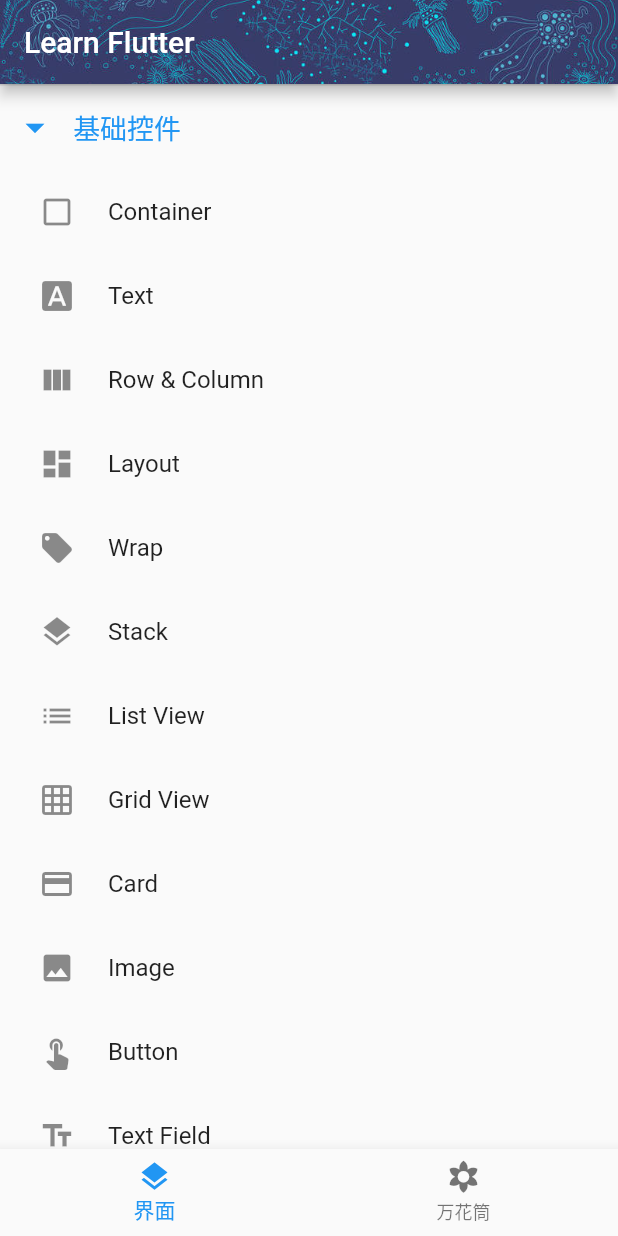
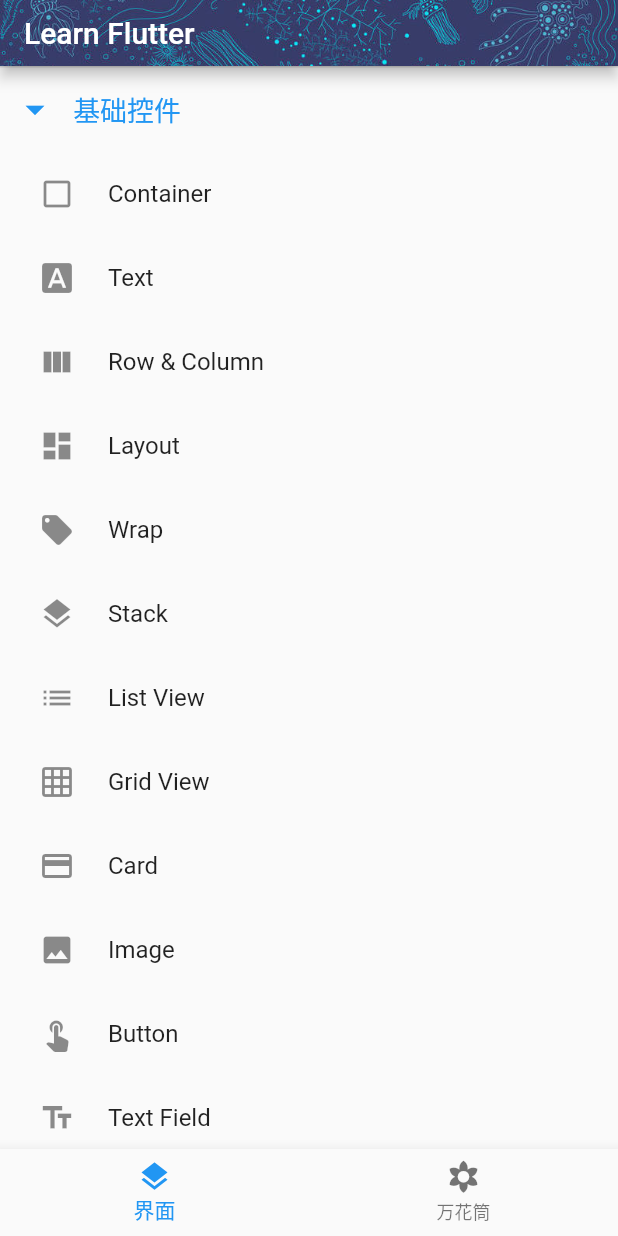
Before and after one commit to zesicus/learn-flutter, a Flutter app: the screen it shows after launch, on a phone screen of 412 x 824 dp. Run offline on Flutter 3.47's test engine with Material 2 defaults, Android fonts, the phone set to English and light mode, and no system bars; our stand-ins replace date_format, fluttertoast, keyboard_dismisser, permission_handler, rxdart, shared_preferences and 1 more; accounts and stored records are empty.

Commit message:
调整 AppBar 高度适应 iOS

```diff
--- a/source/lib/entrance/entrance.dart
+++ b/source/lib/entrance/entrance.dart
@@ -13,7 +13,6 @@
 }
 
 class _EntranceState extends State<Entrance> {
-
   int currentTabIndex;
   _EntranceState(this.currentTabIndex);
   // 所有 tab 页
@@ -22,10 +21,16 @@
   @override
   Widget build(BuildContext context) {
     return Scaffold(
-      appBar: AppBar(
-        title: Text("Learn Flutter"),
-        automaticallyImplyLeading: false, // 把 leading 的空间留给 title
-        flexibleSpace: Image.asset('res/images/sea_navi.jpg', fit: BoxFit.cover,),
+      appBar: PreferredSize(
+        child: AppBar(
+          title: Text("Learn Flutter"),
+          automaticallyImplyLeading: false, // 把 leading 的空间留给 title
+          flexibleSpace: Image.asset(
+            'res/images/sea_navi.jpg',
+            fit: BoxFit.cover,
+          ),
+        ),
+        preferredSize: Size.fromHeight(44),
       ),
       body: pages[currentTabIndex],
       bottomNavigationBar: BottomNavigationBar(
```
Also changed, not shown: source/pubspec.lock, 2 other files.
